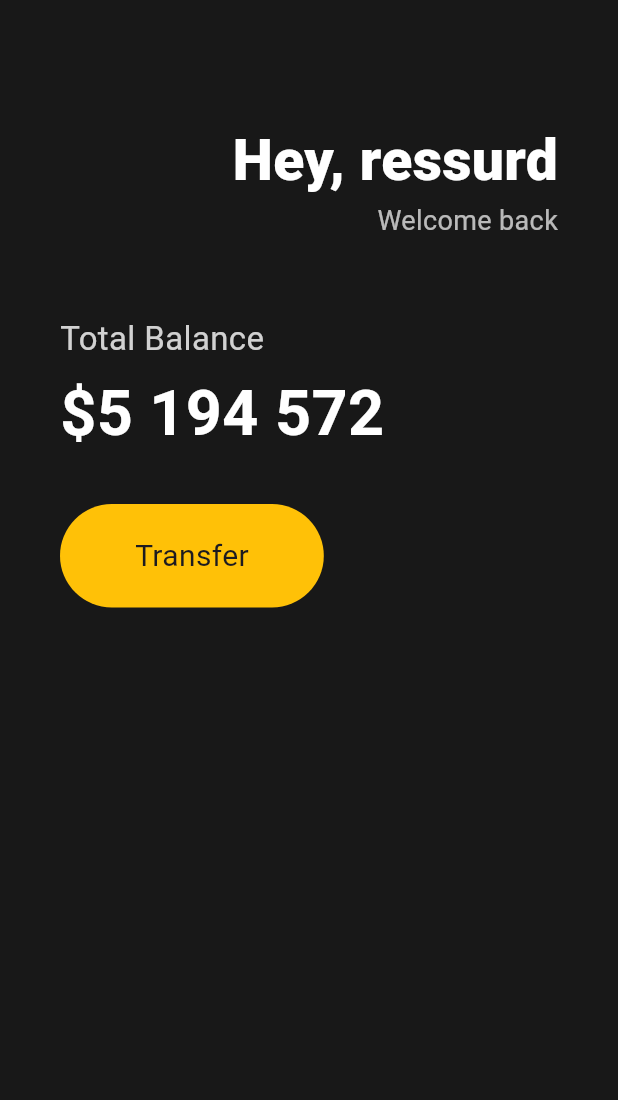
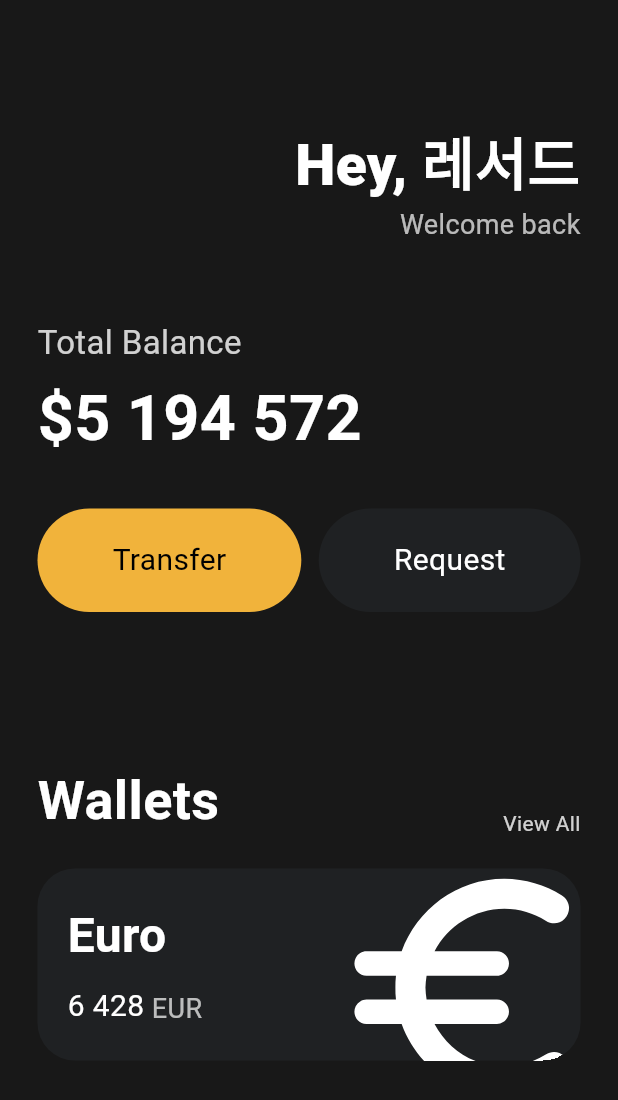
Before and after one commit to haletaleila/flutterprj, a Flutter app: the screen it shows after launch, on a phone screen of 412 x 824 dp. Shown: the top 1100 px of the screen. Run offline on Flutter 3.47's test engine with Material 3 defaults, Android fonts, the light colour scheme and no system bars.

Commit message:
good job

```diff
--- a/toonflix/lib/main.dart
+++ b/toonflix/lib/main.dart
@@ -1,22 +1,28 @@
 import 'package:flutter/material.dart';
+import 'package:toonflix/widgets/BlankSizedBox.dart';
+import 'package:toonflix/widgets/Button.dart';
 
 void main() {
-  runApp(App());
+  runApp(const App());
 }
 
 class App extends StatelessWidget {
+  const App({super.key});
+
   @override
   Widget build(BuildContext context) {
     return MaterialApp(
       home: Scaffold(
-        backgroundColor: Color(0xFF181818),
+        backgroundColor: const Color(0xFF181818),
         body: Padding(
-          padding: EdgeInsets.symmetric(horizontal: 40),
+          padding: const EdgeInsets.symmetric(
+            horizontal: 25,
+          ),
           child: Column(
             crossAxisAlignment: CrossAxisAlignment.start,
             children: [
-              SizedBox(
-                height: 80,
+              const BlankSizedBox(
+                setheight: 80,
               ),
               Row(
                 mainAxisAlignment: MainAxisAlignment.end,
@@ -24,8 +30,8 @@
                   Column(
                     crossAxisAlignment: CrossAxisAlignment.end,
                     children: [
-                      Text(
-                        'Hey, ressurd',
+                      const Text(
+                        'Hey, 레서드',
                         style: TextStyle(
                           color: Colors.white,
                           fontSize: 38,
@@ -43,8 +49,8 @@
                   )
                 ],
               ),
-              SizedBox(
-                height: 50,
+              const BlankSizedBox(
+                setheight: 50,
               ),
               Text(
                 'Total Balance',
@@ -53,10 +59,10 @@
                   color: Colors.white.withOpacity(0.8),
                 ),
               ),
-              SizedBox(
-                height: 5,
+              const BlankSizedBox(
+                setheight: 5,
               ),
-              Text(
+              const Text(
                 '\$5 194 572',
                 style: TextStyle(
                   fontSize: 42,
@@ -64,28 +70,105 @@
                   fontWeight: FontWeight.w600,
                 ),
               ),
-              SizedBox(
-                height: 30,
+              const BlankSizedBox(
+                setheight: 30,
+              ),
+              const Row(
+                mainAxisAlignment: MainAxisAlignment.spaceBetween,
+                children: [
+                  Button(
+                    text: 'Transfer',
+                    textColor: Colors.black,
+                    bgColor: Color(0xFFF1B33B),
+                  ),
+                  Button(
+                    text: 'Request',
+                    textColor: Colors.white,
+                    bgColor: Color(0xFF1F2123),
+                  ),
+                ],
+              ),
+              const BlankSizedBox(
+                setheight: 100,
               ),
               Row(
+                mainAxisAlignment: MainAxisAlignment.spaceBetween,
+                crossAxisAlignment: CrossAxisAlignment.end,
                 children: [
+                  const Text(
+                    'Wallets',
+                    style: TextStyle(
+                      color: Colors.white,
+                      fontSize: 36,
+                      fontWeight: FontWeight.w600,
+                    ),
+                  ),
+                  Text(
+                    'View All',
+                    style: TextStyle(
+                      color: Colors.white.withOpacity(0.8),
+                    ),
+                  ),
+                ],
+              ),
+              const BlankSizedBox(setheight: 20),
               Container(
+                clipBehavior: Clip.hardEdge,
                 decoration: BoxDecoration(
-                        borderRadius: BorderRadius.circular(45),
-                        color: Colors.amber,
+                  color: const Color(0xFF1F2123),
+                  borderRadius: BorderRadius.circular(25),
                 ),
                 child: Padding(
-                        padding: EdgeInsets.symmetric(
-                          vertical: 20,
-                          horizontal: 50,
-                        ),
-                        child: Text('Transfer',
+                  padding: const EdgeInsets.all(20),
+                  child: Row(
+                    mainAxisAlignment: MainAxisAlignment.spaceBetween,
+                    children: [
+                      Column(
+                        crossAxisAlignment: CrossAxisAlignment.start,
+                        children: [
+                          const Text('Euro',
                               style: TextStyle(
+                                  color: Colors.white,
+                                  fontSize: 32,
+                                  fontWeight: FontWeight.w600)),
+                          const BlankSizedBox(setheight: 10),
+                          Row(
+                            crossAxisAlignment: CrossAxisAlignment.end,
+                            children: [
+                              const Text('6 428',
+                                  style: TextStyle(
+                                    color: Colors.white,
                                     fontSize: 20,
                                   )),
-                      )),
+                              const SizedBox(
+                                width: 5,
+                              ),
+                              Text(
+                                'EUR',
+                                style: TextStyle(
+                                  color: Colors.white.withOpacity(0.7),
+                                  fontSize: 18,
+                                ),
+                              ),
                             ],
-              )
+                          ),
+                        ],
+                      ),
+                      Transform.scale(
+                        scale: 2.2,
+                        child: Transform.translate(
+                          offset: const Offset(-5, 7),
+                          child: const Icon(
+                            Icons.euro_rounded,
+                            color: Colors.white,
+                            size: 88,
+                          ),
+                        ),
+                      ),
+                    ],
+                  ),
+                ),
+              ),
             ],
           ),
         ),
--- /dev/null
+++ b/toonflix/lib/widgets/BlankSizedBox.dart
@@ -0,0 +1,17 @@
+import 'package:flutter/material.dart';
+
+class BlankSizedBox extends StatelessWidget {
+  final double setheight;
+
+  const BlankSizedBox({
+    super.key,
+    required this.setheight,
+  });
+
+  @override
+  Widget build(BuildContext context) {
+    return SizedBox(
+      height: setheight,
+    );
+  }
+}
--- /dev/null
+++ b/toonflix/lib/widgets/Button.dart
@@ -0,0 +1,37 @@
+import 'package:flutter/material.dart';
+
+class Button extends StatelessWidget {
+  final String text;
+  final Color bgColor;
+  final Color textColor;
+
+  const Button({
+    super.key,
+    required this.text,
+    required this.bgColor,
+    required this.textColor,
+  });
+
+  @override
+  Widget build(BuildContext context) {
+    return Container(
+      decoration: BoxDecoration(
+        borderRadius: BorderRadius.circular(45),
+        color: bgColor,
+      ),
+      child: Padding(
+        padding: const EdgeInsets.symmetric(
+          vertical: 20,
+          horizontal: 50,
+        ),
+        child: Text(
+          text,
+          style: TextStyle(
+            fontSize: 20,
+            color: textColor,
+          ),
+        ),
+      ),
+    );
+  }
+}
```
Lines whose indentation alone changed are shown as unchanged.
